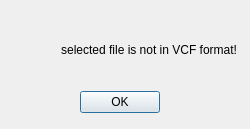
Before: the Qt Designer form Qt_designer/error_dialog1.ui in Fkrgl/GUI_Teamprojekt, drawn with Qt 5.
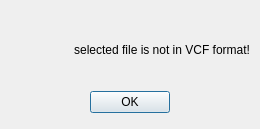
After: the same form once the commit is applied.

What changed in the file:
```diff
--- a/Qt_designer/error_dialog1.ui
+++ b/Qt_designer/error_dialog1.ui
@@ -6,7 +6,7 @@
    <rect>
     <x>0</x>
     <y>0</y>
-    <width>250</width>
+    <width>260</width>
     <height>129</height>
    </rect>
   </property>
@@ -18,7 +18,7 @@
     <rect>
      <x>10</x>
      <y>40</y>
-     <width>227</width>
+     <width>240</width>
      <height>17</height>
     </rect>
    </property>
@@ -32,7 +32,7 @@
   <widget class="QDialogButtonBox" name="button_err_dlg">
    <property name="geometry">
     <rect>
-     <x>80</x>
+     <x>90</x>
      <y>90</y>
      <width>80</width>
      <height>25</height>
```
